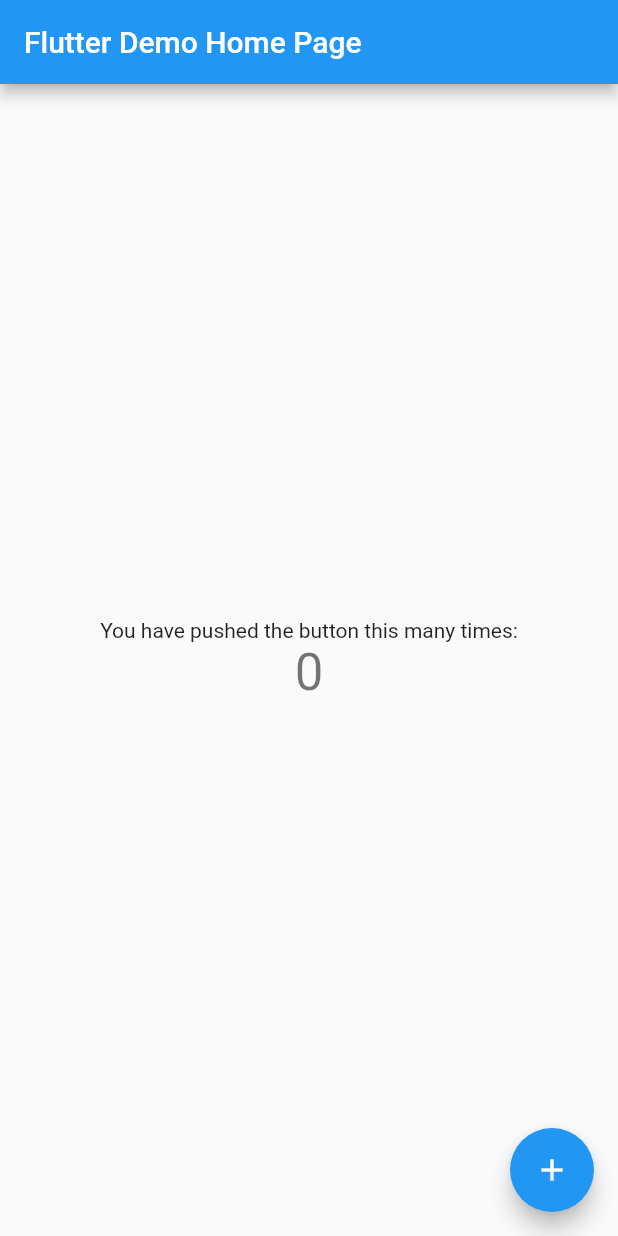
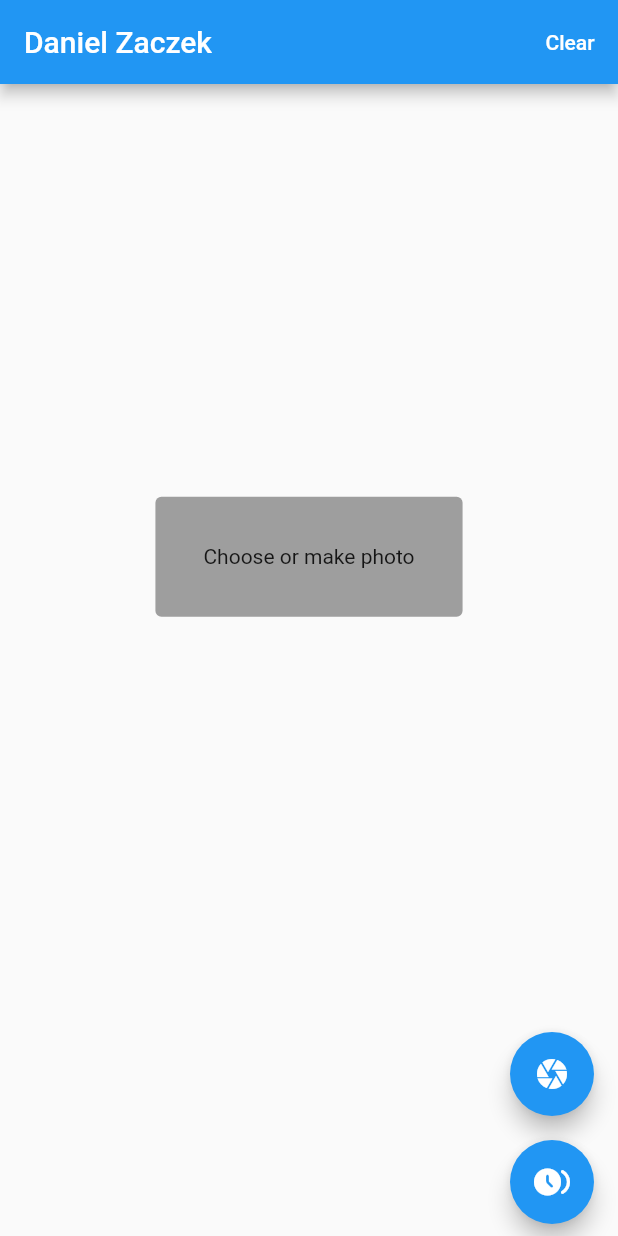
Before and after one commit to dezet98/dog-breed-classification-app, a Flutter app: the screen it shows after launch, on a phone screen of 412 x 824 dp. Run offline on Flutter 3.47's test engine with Material 2 defaults, Android fonts, the phone set to English and light mode, and no system bars; our stand-ins replace bloc, flutter_bloc, freezed_annotation, image_picker, webview_flutter; missing offline and left inert: tflite; project files that could hold a hidden picture were left out.

Commit message:
create basic app

```diff
--- /dev/null
+++ b/lib/application/cubit/breeds_recognition_state.dart
@@ -0,0 +1,19 @@
+part of 'breeds_recognition_cubit.dart';
+
+@freezed
+class BreedsRecognitionState with _$BreedsRecognitionState {
+  const factory BreedsRecognitionState.initial() = BreedsRecognitionInitial;
+
+  const factory BreedsRecognitionState.loadInProgress() =
+      BreedsRecognitionInProgress;
+
+  const factory BreedsRecognitionState.success({
+    required Duration time,
+    required double confidence,
+    required String label,
+    required String imagePath,
+  }) = BreedsRecognitionSuccess;
+
+  const factory BreedsRecognitionState.error(String msg) =
+      BreedsRecognitionError;
+}
--- a/lib/main.dart
+++ b/lib/main.dart
@@ -1,115 +1,22 @@
+import 'package:breeds_recognition/ui/screens/home_page.dart';
 import 'package:flutter/material.dart';
+import 'package:flutter_bloc/flutter_bloc.dart';
 
-void main() {
-  runApp(const MyApp());
-}
+import 'application/cubit/breeds_recognition_cubit.dart';
+
+void main() => runApp(const MyApp());
 
 class MyApp extends StatelessWidget {
   const MyApp({Key? key}) : super(key: key);
 
-  // This widget is the root of your application.
   @override
-  Widget build(BuildContext context) {
-    return MaterialApp(
-      title: 'Flutter Demo',
-      theme: ThemeData(
-        // This is the theme of your application.
-        //
-        // Try running your application with "flutter run". You'll see the
-        // application has a blue toolbar. Then, without quitting the app, try
-        // changing the primarySwatch below to Colors.green and then invoke
-        // "hot reload" (press "r" in the console where you ran "flutter run",
-        // or simply save your changes to "hot reload" in a Flutter IDE).
-        // Notice that the counter didn't reset back to zero; the application
-        // is not restarted.
-        primarySwatch: Colors.blue,
-      ),
-      home: const MyHomePage(title: 'Flutter Demo Home Page'),
-    );
-  }
+  Widget build(BuildContext context) => MaterialApp(
+        theme: ThemeData.light(),
+        home: BlocProvider<BreedsRecognitionCubit>(
+          lazy: false,
+          create: (context) => BreedsRecognitionCubit(),
+          child: const HomePage(),
+        ),
+        debugShowCheckedModeBanner: false,
+      );
 }
-
-class MyHomePage extends StatefulWidget {
-  const MyHomePage({Key? key, required this.title}) : super(key: key);
-
-  // This widget is the home page of your application. It is stateful, meaning
-  // that it has a State object (defined below) that contains fields that affect
-  // how it looks.
-
-  // This class is the configuration for the state. It holds the values (in this
-  // case the title) provided by the parent (in this case the App widget) and
-  // used by the build method of the State. Fields in a Widget subclass are
-  // always marked "final".
-
-  final String title;
-
-  @override
-  State<MyHomePage> createState() => _MyHomePageState();
-}
-
-class _MyHomePageState extends State<MyHomePage> {
-  int _counter = 0;
-
-  void _incrementCounter() {
-    setState(() {
-      // This call to setState tells the Flutter framework that something has
-      // changed in this State, which causes it to rerun the build method below
-      // so that the display can reflect the updated values. If we changed
-      // _counter without calling setState(), then the build method would not be
-      // called again, and so nothing would appear to happen.
-      _counter++;
-    });
-  }
-
-  @override
-  Widget build(BuildContext context) {
-    // This method is rerun every time setState is called, for instance as done
-    // by the _incrementCounter method above.
-    //
-    // The Flutter framework has been optimized to make rerunning build methods
-    // fast, so that you can just rebuild anything that needs updating rather
-    // than having to individually change instances of widgets.
-    return Scaffold(
-      appBar: AppBar(
-        // Here we take the value from the MyHomePage object that was created by
-        // the App.build method, and use it to set our appbar title.
-        title: Text(widget.title),
-      ),
-      body: Center(
-        // Center is a layout widget. It takes a single child and positions it
-        // in the middle of the parent.
-        child: Column(
-          // Column is also a layout widget. It takes a list of children and
-          // arranges them vertically. By default, it sizes itself to fit its
-          // children horizontally, and tries to be as tall as its parent.
-          //
-          // Invoke "debug painting" (press "p" in the console, choose the
-          // "Toggle Debug Paint" action from the Flutter Inspector in Android
-          // Studio, or the "Toggle Debug Paint" command in Visual Studio Code)
-          // to see the wireframe for each widget.
-          //
-          // Column has various properties to control how it sizes itself and
-          // how it positions its children. Here we use mainAxisAlignment to
-          // center the children vertically; the main axis here is the vertical
-          // axis because Columns are vertical (the cross axis would be
-          // horizontal).
-          mainAxisAlignment: MainAxisAlignment.center,
-          children: <Widget>[
-            const Text(
-              'You have pushed the button this many times:',
-            ),
-            Text(
-              '$_counter',
-              style: Theme.of(context).textTheme.headline4,
-            ),
-          ],
-        ),
-      ),
-      floatingActionButton: FloatingActionButton(
-        onPressed: _incrementCounter,
-        tooltip: 'Increment',
-        child: const Icon(Icons.add),
-      ), // This trailing comma makes auto-formatting nicer for build methods.
-    );
-  }
-}
--- /dev/null
+++ b/lib/ui/screens/home_page.dart
@@ -0,0 +1,171 @@
+import 'dart:io';
+
+import 'package:breeds_recognition/application/cubit/breeds_recognition_cubit.dart';
+import 'package:breeds_recognition/ui/screens/utils/extensions.dart';
+import 'package:breeds_recognition/ui/screens/widgets/breed_example.dart';
+import 'package:breeds_recognition/ui/screens/widgets/photo_options.dart';
+import 'package:flutter/material.dart';
+import 'package:flutter_bloc/flutter_bloc.dart';
+
+class HomePage extends StatelessWidget {
+  const HomePage({Key? key}) : super(key: key);
+
+  @override
+  Widget build(BuildContext context) => Scaffold(
+        appBar: AppBar(
+          title: const Text("Daniel Zaczek"),
+          actions: [
+            TextButton(
+              onPressed: () => context.read<BreedsRecognitionCubit>().clear(),
+              child: const Text(
+                "Clear",
+                style: TextStyle(color: Colors.white),
+              ),
+            )
+          ],
+        ),
+        backgroundColor: Theme.of(context).scaffoldBackgroundColor,
+        body: SafeArea(
+            child: BlocBuilder<BreedsRecognitionCubit, BreedsRecognitionState>(
+          builder: (context, state) => AnimatedSwitcher(
+            duration: const Duration(milliseconds: 300),
+            child: state.map(
+              initial: (_) => const _InitialView(),
+              loadInProgress: (_) =>
+                  const _CustomCenter(child: CircularProgressIndicator()),
+              success: (state) => _SuccessView(state),
+              error: (state) => _ErrorView(state),
+            ),
+          ),
+        )),
+        floatingActionButtonLocation: FloatingActionButtonLocation.endDocked,
+        floatingActionButton: const PhotoOptions(),
+      );
+}
+
+class _SuccessView extends StatelessWidget {
+  final BreedsRecognitionSuccess state;
+  const _SuccessView(this.state, {Key? key}) : super(key: key);
+
+  @override
+  Widget build(BuildContext context) {
+    return SingleChildScrollView(
+      child: Column(
+        mainAxisAlignment: MainAxisAlignment.start,
+        children: [
+          Image.file(File(state.imagePath)),
+          _DetailsRow(
+            subtitle: "Breed",
+            title: state.label.replaceAll('_', ' ').capitalize(),
+          ),
+          _DetailsRow(
+            subtitle: "Confidence",
+            title: state.confidence.toStringAsFixed(2) + " %",
+          ),
+          _DetailsRow(
+            subtitle: "Time",
+            title: state.time.inMilliseconds.toString() + " ms",
+          ),
+          TextButton(
+            onPressed: () {
+              showModalBottomSheet(
+                  context: context,
+                  builder: (context) {
+                    return ListView(
+                      children: [
+                        SizedBox(
+                          height: MediaQuery.of(context).size.height,
+                          width: MediaQuery.of(context).size.width,
+                          child: BreedExample(
+                            breedName: state.label.replaceAll('_', '-'),
+                          ),
+                        )
+                      ],
+                    );
+                  });
+            },
+            child: const Text("About dog"),
+          ),
+          const SizedBox(
+            height: 142,
+          ),
+        ],
+      ),
+    );
+  }
+}
+
+class _DetailsRow extends StatelessWidget {
+  final String title;
+  final String subtitle;
+
+  const _DetailsRow({required this.title, required this.subtitle, Key? key})
+      : super(key: key);
+
+  @override
+  Widget build(BuildContext context) => Padding(
+        padding: const EdgeInsets.symmetric(vertical: 4.0, horizontal: 16.0),
+        child: Card(
+          child: ListTile(
+            title: Text(title),
+            subtitle: Text(subtitle),
+          ),
+        ),
+      );
+}
+
+class _InitialView extends StatelessWidget {
+  const _InitialView({Key? key}) : super(key: key);
+
+  @override
+  Widget build(BuildContext context) => _CustomCenter(
+        child: Container(
+          padding: const EdgeInsets.all(32.0),
+          decoration: const BoxDecoration(
+              color: Colors.grey,
+              borderRadius: BorderRadius.all(
+                Radius.circular(4.0),
+              )),
+          child: const Text("Choose or make photo"),
+        ),
+      );
+}
+
+class _ErrorView extends StatelessWidget {
+  final BreedsRecognitionError state;
+  const _ErrorView(this.state, {Key? key}) : super(key: key);
+
+  @override
+  Widget build(BuildContext context) => _CustomCenter(
+        child: Container(
+          padding: const EdgeInsets.all(32.0),
+          decoration: const BoxDecoration(
+              color: Colors.redAccent,
+              borderRadius: BorderRadius.all(
+                Radius.circular(4.0),
+              )),
+          child: Text(state.msg),
+        ),
+      );
+}
+
+class _CustomCenter extends StatelessWidget {
+  final Widget child;
+  const _CustomCenter({required this.child, Key? key}) : super(key: key);
+
+  @override
+  Widget build(BuildContext context) => Column(
+        children: [
+          const Spacer(
+            flex: 2,
+          ),
+          Row(
+            mainAxisAlignment: MainAxisAlignment.center,
+            children: [child],
+          ),
+          const Spacer(
+            flex: 3,
+          ),
+        ],
+      );
+}
--- /dev/null
+++ b/lib/ui/screens/utils/extensions.dart
@@ -0,0 +1,5 @@
+extension StringExtension on String {
+  String capitalize() {
+    return "${this[0].toUpperCase()}${substring(1).toLowerCase()}";
+  }
+}
--- /dev/null
+++ b/lib/ui/screens/widgets/browse_gallery.dart
@@ -0,0 +1,19 @@
+import 'package:breeds_recognition/application/cubit/breeds_recognition_cubit.dart';
+import 'package:flutter/material.dart';
+import 'package:flutter_bloc/flutter_bloc.dart';
+import 'package:image_picker/image_picker.dart';
+
+class BrowseGallery extends StatelessWidget {
+  const BrowseGallery({Key? key}) : super(key: key);
+
+  @override
+  Widget build(BuildContext context) => FloatingActionButton(
+        onPressed: () => _pickImage(context),
+        child: const Icon(Icons.browse_gallery_rounded),
+      );
+
+  void _pickImage(BuildContext context) async {
+    final image = await ImagePicker().pickImage(source: ImageSource.gallery);
+    context.read<BreedsRecognitionCubit>().classify(image?.path);
+  }
+}
--- /dev/null
+++ b/lib/ui/screens/widgets/make_photo.dart
@@ -0,0 +1,19 @@
+import 'package:breeds_recognition/application/cubit/breeds_recognition_cubit.dart';
+import 'package:flutter/material.dart';
+import 'package:flutter_bloc/flutter_bloc.dart';
+import 'package:image_picker/image_picker.dart';
+
+class MakePhoto extends StatelessWidget {
+  const MakePhoto({Key? key}) : super(key: key);
+
+  @override
+  Widget build(BuildContext context) => FloatingActionButton(
+        onPressed: () => _pickImage(context),
+        child: const Icon(Icons.camera),
+      );
+
+  void _pickImage(BuildContext context) async {
+    final image = await ImagePicker().pickImage(source: ImageSource.camera);
+    context.read<BreedsRecognitionCubit>().classify(image?.path);
+  }
+}
--- /dev/null
+++ b/lib/ui/screens/widgets/photo_options.dart
@@ -0,0 +1,22 @@
+import 'package:breeds_recognition/ui/screens/widgets/browse_gallery.dart';
+import 'package:breeds_recognition/ui/screens/widgets/make_photo.dart';
+import 'package:flutter/material.dart';
+
+class PhotoOptions extends StatelessWidget {
+  const PhotoOptions({Key? key}) : super(key: key);
+
+  @override
+  Widget build(BuildContext context) => Column(
+        mainAxisSize: MainAxisSize.min,
+        children: const [
+          MakePhoto(),
+          SizedBox(
+            height: 16,
+          ),
+          BrowseGallery(),
+          SizedBox(
+            height: 8,
+          ),
+        ],
+      );
+}
```
Also changed, not shown: analysis_options.yaml (+4 -25 lines), assets/labels.txt (added, +120 -0 lines), lib/application/cubit/breeds_recognition_cubit.dart (added, +62 -0 lines), lib/ui/screens/widgets/breed_example.dart (added, +54 -0 lines), pubspec.yaml (+16 -70 lines), lib/application/cubit/breeds_recognition_cubit.freezed.dart (added), pubspec.lock, 9 other files.
